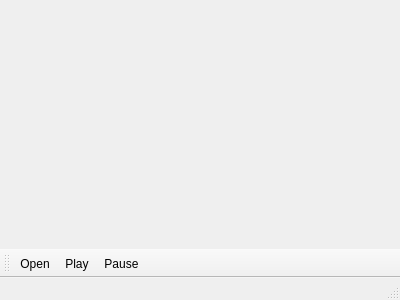
First picture: the form in mainwindow.ui, repository gmroldan/Qt-VideoPlayer, before the edit.
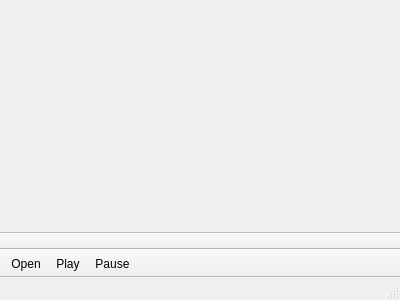
Second picture: the form after the edit. Icons and pictures are not drawn.

Commit message: Adding a progress slider for current content

Diff of the .ui file:
```diff
--- a/mainwindow.ui
+++ b/mainwindow.ui
@@ -25,6 +25,9 @@
    </property>
   </widget>
   <widget class="QToolBar" name="mainToolBar">
+   <property name="movable">
+    <bool>false</bool>
+   </property>
    <attribute name="toolBarArea">
     <enum>BottomToolBarArea</enum>
    </attribute>
@@ -36,6 +39,20 @@
    <addaction name="actionPause"/>
   </widget>
   <widget class="QStatusBar" name="statusBar"/>
+  <widget class="QToolBar" name="secondToolBar">
+   <property name="windowTitle">
+    <string>toolBar</string>
+   </property>
+   <property name="movable">
+    <bool>false</bool>
+   </property>
+   <attribute name="toolBarArea">
+    <enum>BottomToolBarArea</enum>
+   </attribute>
+   <attribute name="toolBarBreak">
+    <bool>true</bool>
+   </attribute>
+  </widget>
   <action name="actionOpen">
    <property name="icon">
     <iconset resource="resources.qrc">
```
The commit also changes 2 other files.
